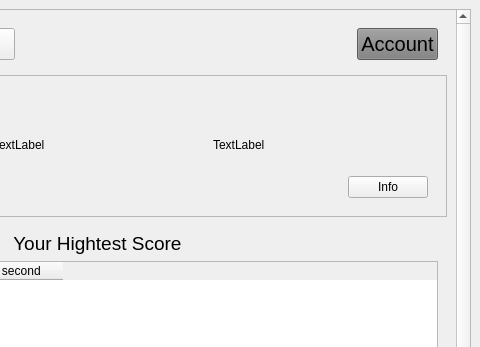
Before: the Qt Designer form ui/account.ui in Prakash5209/typing_tutor, drawn with Qt 5; both pictures show x 266 to 746 and y 0 to 347 of the 746 by 1200 pixel window.
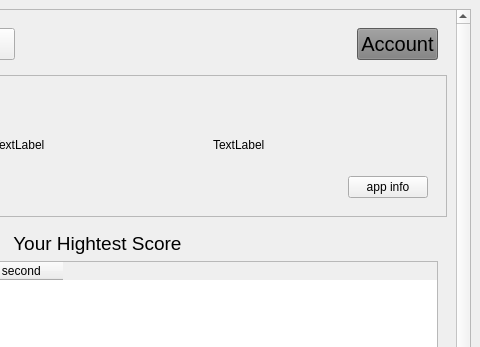
After: the same form once the commit is applied.

Commit message: changed label text of account

Diff of the .ui file:
```diff
--- a/ui/account.ui
+++ b/ui/account.ui
@@ -243,7 +243,7 @@
               <item row="0" column="2">
                <widget class="QPushButton" name="app_version_button">
                 <property name="text">
-                 <string>Info</string>
+                 <string>app info</string>
                 </property>
                </widget>
               </item>
```
